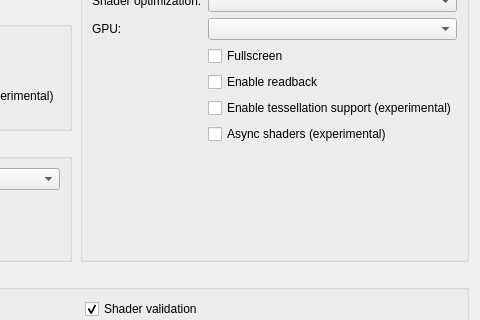
The window that src/launcher/forms/configuration_edit_dialog.ui (Almo7aya/KytyPS5) describes before a commit, drawn with Qt 5; both pictures show x 287 to 767 and y 135 to 455 of the 767 by 620 pixel window.
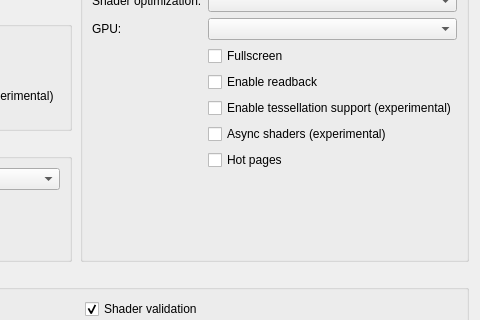
The same window after the commit. Custom widgets are drawn as their Qt base class.

Commit message: feat(launcher): expose hot-page tracking setting

What changed in the file:
```diff
--- a/src/launcher/forms/configuration_edit_dialog.ui
+++ b/src/launcher/forms/configuration_edit_dialog.ui
@@ -179,6 +179,12 @@
           <property name="text"><string>Async shaders (experimental)</string></property>
          </widget>
         </item>
+        <item row="9" column="1">
+         <widget class="QCheckBox" name="checkBox_hot_pages">
+          <property name="toolTip"><string>Keep frequently rewritten memory pages writable to reduce memory-tracking overhead. Disabled by default.</string></property>
+          <property name="text"><string>Hot pages</string></property>
+         </widget>
+        </item>
        </layout>
       </widget>
      </item>
```
The commit also changes 3 other files.
